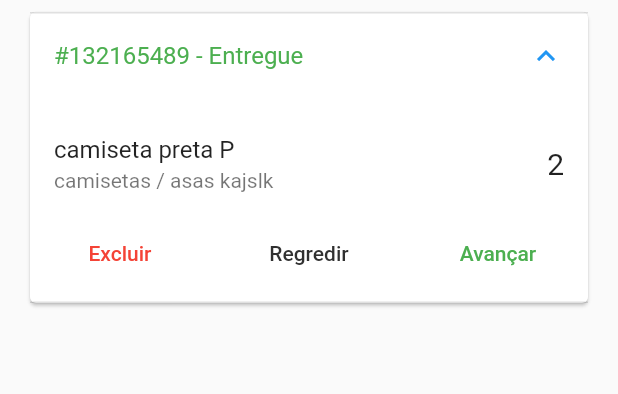
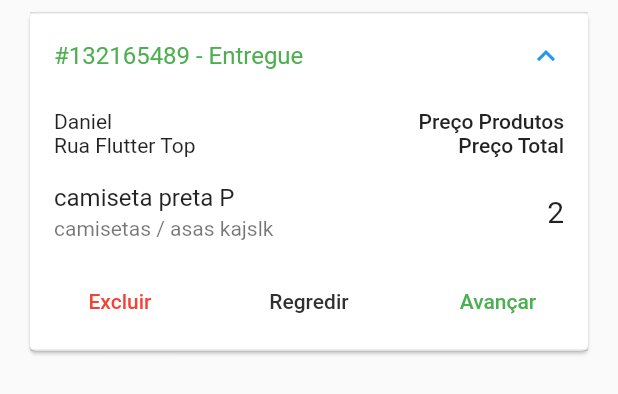
Before and after one commit to evrtonpires/gerente_loja, a Flutter app: the OrderTile widget shown alone on an empty page, opened directly, after a tap on "#132165489 - Entregue", on a phone screen of 412 x 824 dp. Shown: the top 394 px of the screen. Run offline on Flutter 3.47's test engine with Material 2 defaults, Android fonts, the phone set to English and light mode, and no system bars; our stand-ins replace cloud_firestore, firebase_auth, rxdart, shimmer; missing offline and left inert: bloc_pattern; accounts and stored records are empty.

```diff
--- /dev/null
+++ b/lib/widgets/order_header.dart
@@ -0,0 +1,30 @@
+import 'package:flutter/material.dart';
+
+class OrderHeader extends StatelessWidget {
+  @override
+  Widget build(BuildContext context) {
+    return Row(
+      children: <Widget>[
+        Expanded(
+          child: Column(
+            crossAxisAlignment: CrossAxisAlignment.start,
+            children: <Widget>[
+              Text("Daniel"),
+              Text("Rua Flutter Top"),
+            ],
+          ),
+        ),
+        Column(
+          crossAxisAlignment: CrossAxisAlignment.end,
+          children: <Widget>[
+            Text(
+              "Preço Produtos",
+              style: TextStyle(fontWeight: FontWeight.w500),
+            ),
+            Text("Preço Total", style: TextStyle(fontWeight: FontWeight.w500)),
+          ],
+        ),
+      ],
+    );
+  }
+}
--- a/lib/widgets/order_tile.dart
+++ b/lib/widgets/order_tile.dart
@@ -1,4 +1,5 @@
 import 'package:flutter/material.dart';
+import 'package:gerente_loja/widgets/order_header.dart';
 
 class OrderTile extends StatelessWidget {
   @override
@@ -17,6 +18,7 @@ class OrderTile extends StatelessWidget {
               child: Column(
                 crossAxisAlignment: CrossAxisAlignment.stretch,
                 children: <Widget>[
+                  OrderHeader(),
                   Column(
                     mainAxisSize: MainAxisSize.min,
                     children: <Widget>[
```
Also changed, not shown: lib/blocs/orders_bloc.dart (added, +60 -0 lines).
